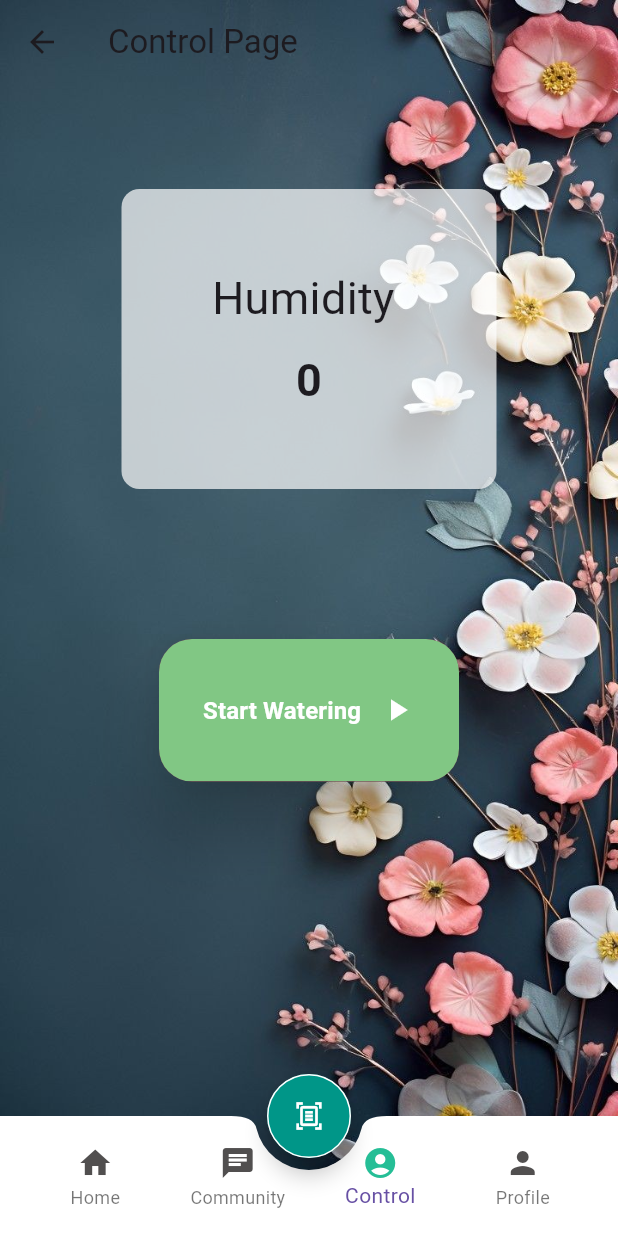
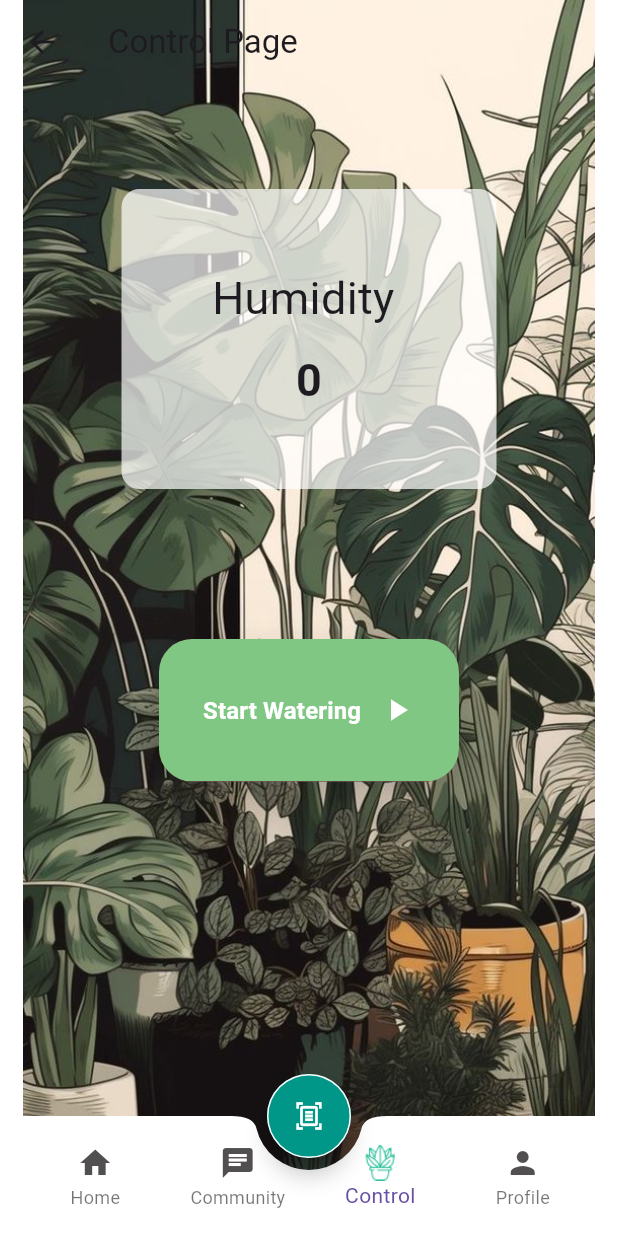
Before and after one commit to habiba2211/Final_project-, a Flutter app: the HomeLayout screen opened by its route, item 3 of the bottom bar chosen, on a phone screen of 412 x 824 dp. Run offline on Flutter 3.47's test engine with Material 3 defaults, Android fonts, the phone set to English and light mode, and no system bars; our stand-ins replace bloc, equatable, flutter_bloc, flutter_screenutil, get_it, google_fonts and 1 more.

Commit message:
AppInit 2

```diff
--- a/lib/layout/home_layout.dart
+++ b/lib/layout/home_layout.dart
@@ -54,9 +54,9 @@ class _HomeLayoutState extends State<HomeLayout> {
     return Stack(
       children: [
         Image.asset(
-          "assets/images/zahra.jpg",
+          "assets/images/12.jpg",
           width: double.infinity,
-          fit: BoxFit.fill,
+          fit: BoxFit.fitHeight,
         ),
         Scaffold(
           backgroundColor: Colors.transparent,
@@ -111,7 +111,7 @@ class _HomeLayoutState extends State<HomeLayout> {
                     backgroundColor: Colors.transparent,
                     label: "Community"),
                 BottomNavigationBarItem(
-                    icon: Icon(Icons.account_circle_sharp,
+                    icon: ImageIcon(AssetImage("assets/images/plant.png"),
                         color: index == 2
                             ? MyColors.tapBarIconColor
                             : MyColors.grayColor),
```
Also changed, not shown: lib/features/control/presentation/pages/blouetooth_screen.dart (added, +73 -0 lines), assets/images/12.jpg (added), assets/images/15.jpg (added), assets/images/57c3fa3f80d6f2922bb6574d6ce99969.jpg (deleted), assets/images/backGround.jpg (deleted), assets/images/like.jpg (deleted), assets/images/plant.png (added).
